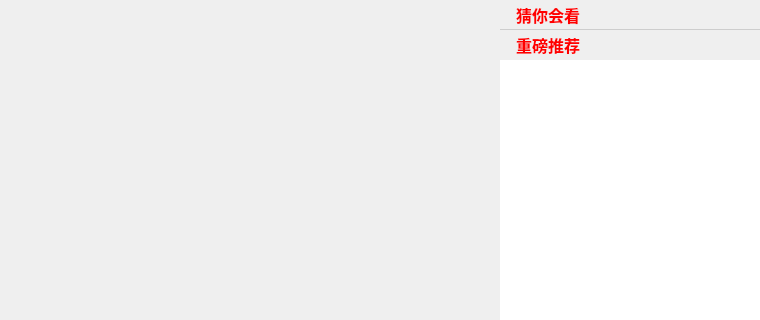
Old version of the form VideoPlayer/mainwidget/StackItemForm.ui in the repository huizhang556/pc-video-player.
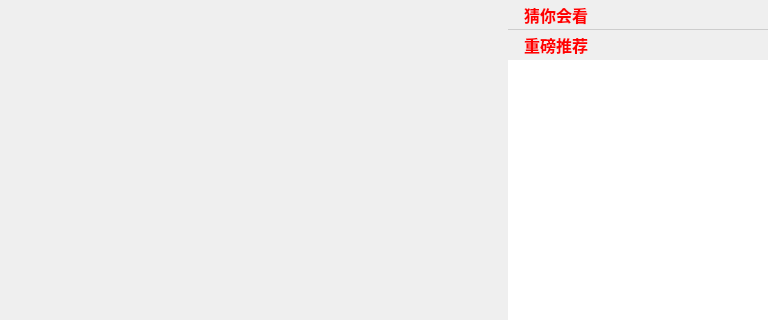
New version of the form.

Diff of the .ui file:
```diff
--- a/VideoPlayer/mainwidget/StackItemForm.ui
+++ b/VideoPlayer/mainwidget/StackItemForm.ui
@@ -6,7 +6,7 @@
    <rect>
     <x>0</x>
     <y>0</y>
-    <width>758</width>
+    <width>768</width>
     <height>320</height>
    </rect>
   </property>
```
